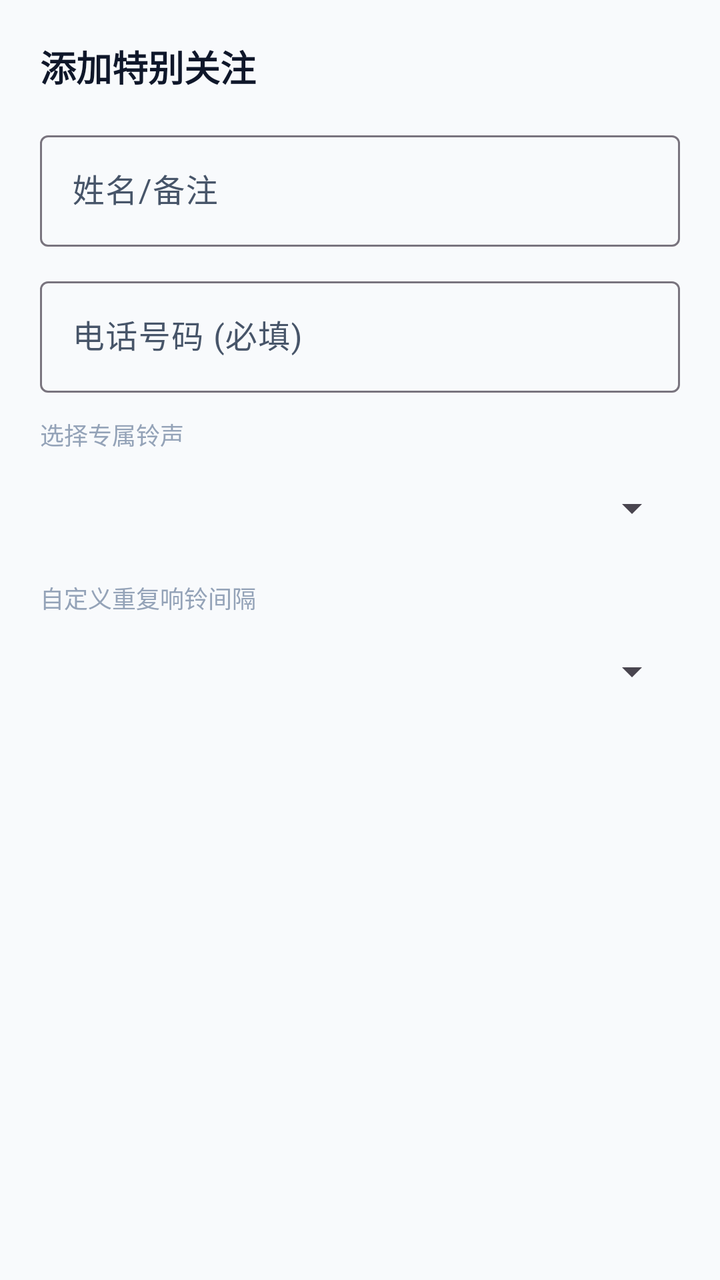
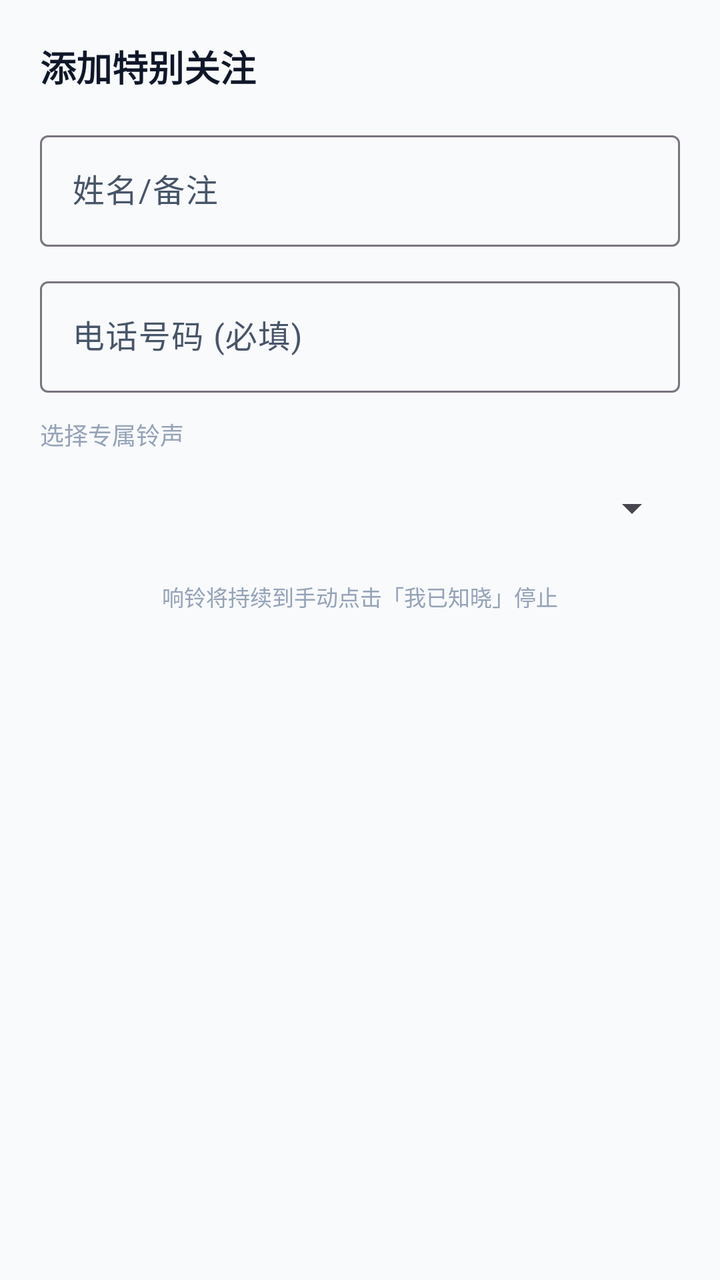

An Android layout rendered at two revisions. The XML below is the earlier revision; the diff shows what the commit changed to produce the second picture.
<!-- AndroidManifest.xml: application theme Theme.SmsAlertTool -->
<!-- res/layout/dialog_contact_edit.xml -->
<?xml version="1.0" encoding="utf-8"?>
<LinearLayout xmlns:android="http://schemas.android.com/apk/res/android"
    android:layout_width="match_parent"
    android:layout_height="wrap_content"
    android:orientation="vertical"
    android:padding="20dp">

    <TextView
        android:id="@+id/tvDialogTitle"
        android:layout_width="wrap_content"
        android:layout_height="wrap_content"
        android:text="添加特别关注"
        android:textSize="18sp"
        android:textStyle="bold"
        android:textColor="@color/text_main"
        android:layout_marginBottom="16dp" />

    <com.google.android.material.textfield.TextInputLayout
        style="@style/Widget.Material3.TextInputLayout.OutlinedBox"
        android:layout_width="match_parent"
        android:layout_height="wrap_content"
        android:hint="姓名/备注">
        <com.google.android.material.textfield.TextInputEditText
            android:id="@+id/etName"
            android:layout_width="match_parent"
            android:layout_height="wrap_content"
            android:inputType="textPersonName" />
    </com.google.android.material.textfield.TextInputLayout>

    <com.google.android.material.textfield.TextInputLayout
        style="@style/Widget.Material3.TextInputLayout.OutlinedBox"
        android:layout_width="match_parent"
        android:layout_height="wrap_content"
        android:hint="电话号码 (必填)"
        android:layout_marginTop="12dp">
        <com.google.android.material.textfield.TextInputEditText
            android:id="@+id/etPhone"
            android:layout_width="match_parent"
            android:layout_height="wrap_content"
            android:inputType="phone" />
    </com.google.android.material.textfield.TextInputLayout>

    <TextView
        android:layout_width="wrap_content"
        android:layout_height="wrap_content"
        android:text="选择专属铃声"
        android:textSize="12sp"
        android:textColor="@color/text_muted"
        android:layout_marginTop="12dp" />

    <Spinner
        android:id="@+id/spinnerRingtone"
        android:layout_width="match_parent"
        android:layout_height="48dp"
        android:layout_marginTop="4dp" />

    <TextView
        android:layout_width="wrap_content"
        android:layout_height="wrap_content"
        android:text="自定义重复响铃间隔"
        android:textSize="12sp"
        android:textColor="@color/text_muted"
        android:layout_marginTop="12dp" />

    <Spinner
        android:id="@+id/spinnerInterval"
        android:layout_width="match_parent"
        android:layout_height="48dp"
        android:layout_marginTop="4dp" />

</LinearLayout>
<!-- resources referenced by this layout -->
<resources>
  <color name="text_main">#FF0F172A</color>
  <color name="text_muted">#FF94A3B8</color>
  <style name="Theme.SmsAlertTool" parent="Theme.Material3.Light.NoActionBar">
          
          <item name="colorPrimary">@color/primary</item>
          <item name="colorOnPrimary">@color/text_on_primary</item>
          <item name="colorPrimaryContainer">@color/primary_container</item>
          <item name="colorOnPrimaryContainer">@color/primary_dark</item>
          <item name="colorSurface">@color/bg_surface</item>
          <item name="colorOnSurface">@color/text_main</item>
          <item name="colorSurfaceVariant">@color/bg_surface_variant</item>
          <item name="colorOnSurfaceVariant">@color/text_secondary</item>
          <item name="android:windowBackground">@color/bg_light</item>
  
          
          <item name="android:statusBarColor">@android:color/transparent</item>
          <item name="android:navigationBarColor">@android:color/transparent</item>
          <item name="android:windowLightStatusBar">true</item>
          <item name="android:windowLightNavigationBar">true</item>
  
          
          <item name="android:windowLayoutInDisplayCutoutMode">shortEdges</item>
      </style>
  <color name="primary">#FF2563EB</color>
  <color name="text_on_primary">#FFFFFFFF</color>
  <color name="primary_container">#FFEFF6FF</color>
  <color name="primary_dark">#FF1D4ED8</color>
  <color name="bg_surface">#FFFFFFFF</color>
  <color name="bg_surface_variant">#FFF1F5F9</color>
  <color name="text_secondary">#FF475569</color>
  <color name="bg_light">#FFF8FAFC</color>
</resources>

<!-- the commit's change to res/layout/dialog_contact_edit.xml (unified diff, before → after) -->
@@ -55,17 +55,12 @@
         android:layout_marginTop="4dp" />
 
     <TextView
-        android:layout_width="wrap_content"
+        android:layout_width="match_parent"
         android:layout_height="wrap_content"
-        android:text="自定义重复响铃间隔"
-        android:textSize="12sp"
+        android:text="响铃将持续到手动点击「我已知晓」停止"
+        android:textSize="11sp"
         android:textColor="@color/text_muted"
-        android:layout_marginTop="12dp" />
-
-    <Spinner
-        android:id="@+id/spinnerInterval"
-        android:layout_width="match_parent"
-        android:layout_height="48dp"
-        android:layout_marginTop="4dp" />
+        android:layout_marginTop="12dp"
+        android:gravity="center" />
 
 </LinearLayout>
